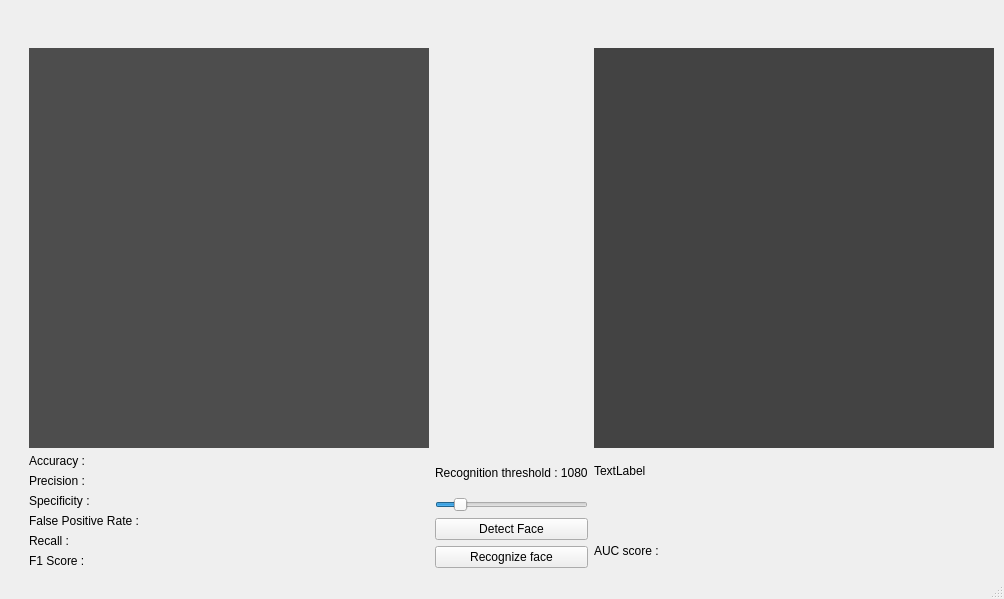
The window that main.ui (Muhannad159/Face-Detection-And-Recognition) describes before a commit, drawn with Qt 5.
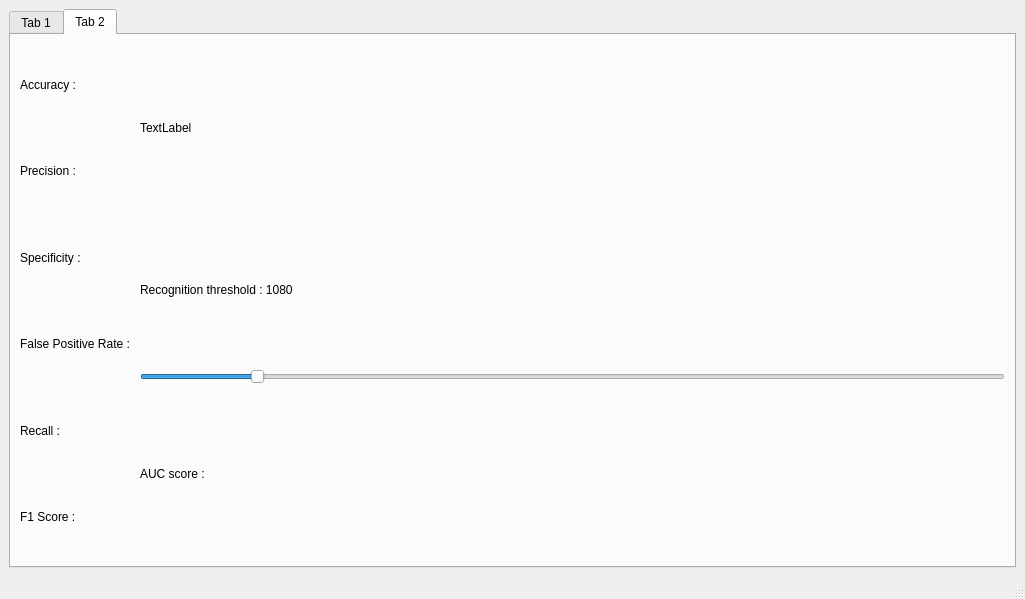
The same window after the commit. The open tabs and pages were chosen to show the change.

Patch:
```diff
--- a/main.ui
+++ b/main.ui
@@ -14,6 +14,16 @@
    <string>MainWindow</string>
   </property>
   <widget class="QWidget" name="centralwidget">
+   <layout class="QGridLayout" name="gridLayout_4">
+    <item row="0" column="0">
+     <widget class="QTabWidget" name="tabWidget">
+      <property name="currentIndex">
+       <number>0</number>
+      </property>
+      <widget class="QWidget" name="tab">
+       <attribute name="title">
+        <string>Tab 1</string>
+       </attribute>
    <layout class="QGridLayout" name="gridLayout_2">
     <item row="0" column="0">
      <layout class="QGridLayout" name="gridLayout">
@@ -173,7 +183,18 @@
         </item>
        </layout>
       </item>
-      <item row="2" column="1">
+         </layout>
+        </item>
+       </layout>
+      </widget>
+      <widget class="QWidget" name="tab_2">
+       <attribute name="title">
+        <string>Tab 2</string>
+       </attribute>
+       <layout class="QGridLayout" name="gridLayout_3">
+        <item row="0" column="0">
+         <layout class="QHBoxLayout" name="horizontalLayout">
+          <item>
        <layout class="QVBoxLayout" name="verticalLayout_3">
         <item>
          <widget class="QLabel" name="accuracy_lbl">
@@ -219,7 +240,7 @@
         </item>
        </layout>
       </item>
-      <item row="2" column="3">
+          <item>
        <layout class="QVBoxLayout" name="verticalLayout_4">
         <item>
          <widget class="QLabel" name="roc_lbl">
@@ -229,7 +250,37 @@
          </widget>
         </item>
         <item>
-         <widget class="QWidget" name="roc_widget" native="true"/>
+             <layout class="QVBoxLayout" name="verticalLayout">
+              <item>
+               <widget class="QLabel" name="recog_slider_lbl_2">
+                <property name="text">
+                 <string>Recognition threshold : 1080</string>
+                </property>
+               </widget>
+              </item>
+              <item>
+               <widget class="QSlider" name="recog_slider_2">
+                <property name="minimum">
+                 <number>500</number>
+                </property>
+                <property name="maximum">
+                 <number>5000</number>
+                </property>
+                <property name="singleStep">
+                 <number>50</number>
+                </property>
+                <property name="pageStep">
+                 <number>100</number>
+                </property>
+                <property name="value">
+                 <number>1080</number>
+                </property>
+                <property name="orientation">
+                 <enum>Qt::Horizontal</enum>
+                </property>
+               </widget>
+              </item>
+             </layout>
         </item>
         <item>
          <widget class="QLabel" name="auc_lbl">
@@ -241,6 +292,10 @@
        </layout>
       </item>
      </layout>
+        </item>
+       </layout>
+      </widget>
+     </widget>
     </item>
    </layout>
   </widget>
```
Lines whose indentation alone changed are shown as unchanged.
